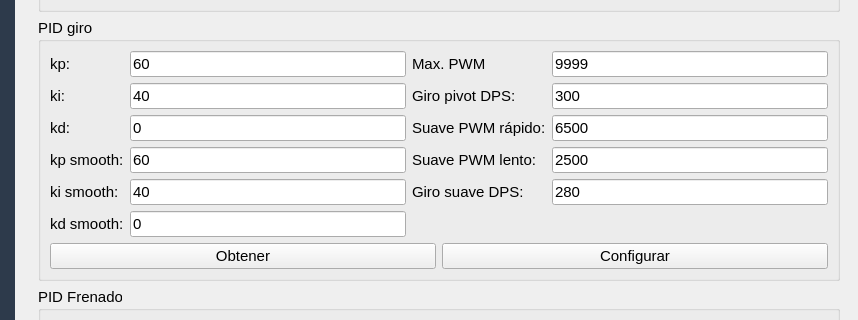
IvanLeiCas22/MICROCONTROLADORES, file HMI_MICROMOUSE_V4/mainwindow.ui: the form before one commit; both pictures show x 142 to 1000 and y 476 to 796 of the 1000 by 1195 pixel window.
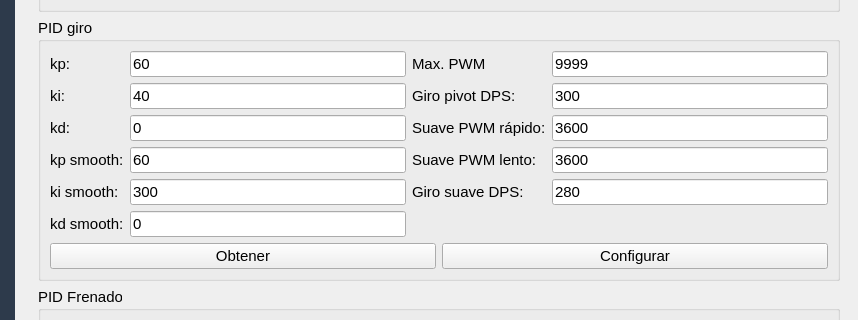
The form after the commit. The open tabs and pages were chosen to show the change.

Commit message: Agregar helpers de escritura UNERBUS y cambio defaults smooth en .ui

```diff
--- a/HMI_MICROMOUSE_V4/mainwindow.ui
+++ b/HMI_MICROMOUSE_V4/mainwindow.ui
@@ -2020,7 +2020,7 @@
              <item row="2" column="3">
               <widget class="QLineEdit" name="editFasterMotorSmooth">
                <property name="text">
-                <string>6500</string>
+                <string>3600</string>
                </property>
               </widget>
              </item>
@@ -2083,7 +2083,7 @@
              <item row="3" column="3">
               <widget class="QLineEdit" name="editSlowerMotorSmooth">
                <property name="text">
-                <string>2500</string>
+                <string>3600</string>
                </property>
               </widget>
              </item>
@@ -2139,7 +2139,7 @@
              <item row="4" column="1">
               <widget class="QLineEdit" name="editKiSmoothTurn">
                <property name="text">
-                <string>40</string>
+                <string>300</string>
                </property>
               </widget>
              </item>
```
Left out of the diff: 2 changed lines with no effect on the pictures. The commit also changes 3 other files.
